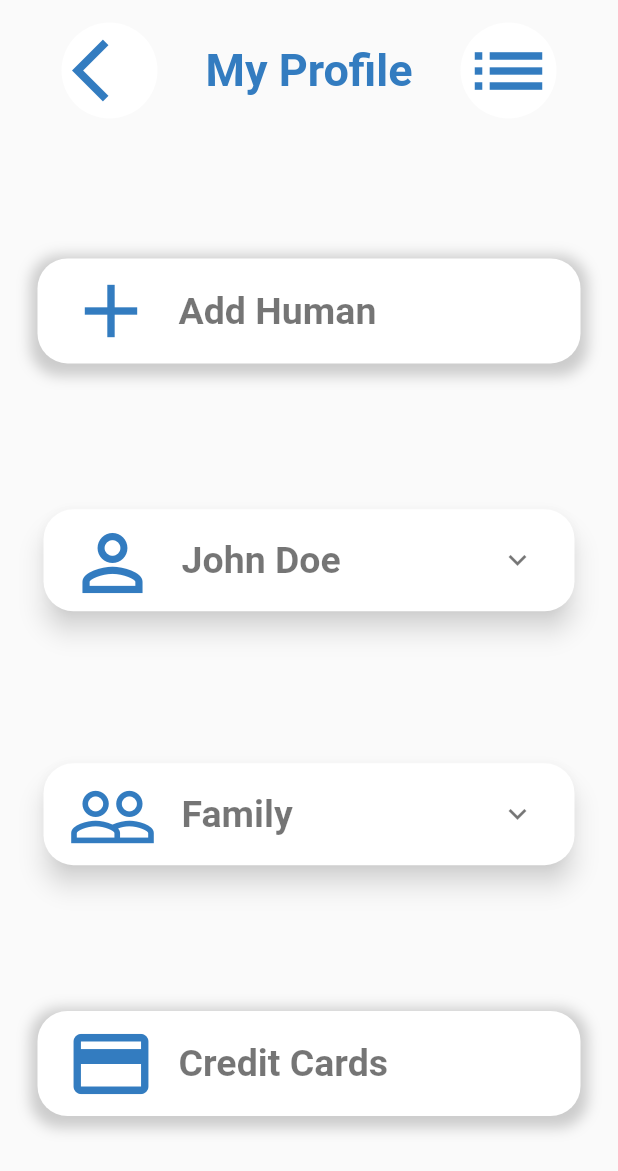
After one commit to dmtratanasov/Healthcare_Mobile_App, a Flutter app: the MyProfileScreen screen opened by its route, on a phone screen of 412 x 824 dp. The commit adds this screen. Shown: the top 1171 px of the screen. Run offline on Flutter 3.47's test engine with Material 2 defaults, Android fonts, the phone set to English and light mode, and no system bars.

Commit message:
My Profile screen created

```diff
--- /dev/null
+++ b/nexthop_internship/lib/components/expandable_card.dart
@@ -0,0 +1,37 @@
+import 'package:flutter/material.dart';
+import 'expandableCard_child.dart';
+
+class ExpandableCard extends StatelessWidget {
+  ExpandableCard({this.cardIcon, this.cardTitle, this.expandableCardChild});
+  final Icon cardIcon;
+  final String cardTitle;
+  final ExpandableCardChild expandableCardChild;
+
+  @override
+  Widget build(BuildContext context) {
+    return Card(
+      shape: RoundedRectangleBorder(
+          borderRadius: BorderRadius.circular(20.0)),
+      shadowColor: Colors.grey.withOpacity(0.5),
+      elevation: 7.0,
+      child: Padding(
+        padding: EdgeInsets.only(bottom: 5.0, right: 10.0, top: 5.0),
+        child: ExpansionTile(
+          childrenPadding: EdgeInsets.only(
+              left: 15.0, top: 10.0, bottom: 10.0, right: 10.0),
+          leading: cardIcon,
+          title: Text(
+            cardTitle,
+            style: TextStyle(
+                color: Colors.black54,
+                fontSize: 25.0,
+                fontWeight: FontWeight.bold),
+          ),
+          children: [
+            expandableCardChild,
+          ],
+        ),
+      ),
+    );
+  }
+}
--- a/nexthop_internship/lib/main.dart
+++ b/nexthop_internship/lib/main.dart
@@ -1,5 +1,6 @@
 import 'package:flutter/material.dart';
 import 'package:nexthop_internship/screens/app_home_screen.dart';
+import 'package:nexthop_internship/screens/my_profile_screen.dart';
 import 'screens/initial_screen.dart';
 
 void main() {
@@ -14,7 +15,8 @@ class MyApp extends StatelessWidget {
       initialRoute: InitialScreen.id ,
       routes: {
         InitialScreen.id : (context) => InitialScreen(),
-        AppHomeScreen.id : (context) => AppHomeScreen()
+        AppHomeScreen.id : (context) => AppHomeScreen(),
+        MyProfileScreen.id : (context) => MyProfileScreen()
       },
       title: 'Flutter Demo',
     );
--- /dev/null
+++ b/nexthop_internship/lib/screens/my_profile_screen.dart
@@ -0,0 +1,158 @@
+import 'package:flutter/material.dart';
+import 'package:nexthop_internship/constants.dart';
+import 'package:nexthop_internship/components/expandableCard_child.dart';
+import 'package:nexthop_internship/components/expandable_card.dart';
+
+class MyProfileScreen extends StatelessWidget {
+  static const String id = 'my_profile_screen';
+
+  @override
+  Widget build(BuildContext context) {
+    return SafeArea(
+      child: Scaffold(
+          body: Padding(
+        padding:
+            EdgeInsets.only(top: 15.0, left: 25.0, right: 25.0, bottom: 80.0),
+        child: Column(
+          mainAxisAlignment: MainAxisAlignment.spaceBetween,
+          children: [
+            Row(
+              mainAxisAlignment: MainAxisAlignment.spaceBetween,
+              children: [
+                FlatButton(
+                  onPressed: () {
+                    Navigator.pop(context);
+                  },
+                  child: CircleAvatar(
+                    backgroundColor: Colors.white,
+                    radius: 32.0,
+                    child: Icon(
+                      Icons.arrow_back_ios,
+                      size: 50.0,
+                      color: kBlueAppColor,
+                    ),
+                  ),
+                ),
+                Text(
+                  'My Profile',
+                  style: kBlueBoldTextStyle.copyWith(fontSize: 30.0),
+                ),
+                FlatButton(
+                  shape: CircleBorder(),
+                  onPressed: () {
+                    showModalBottomSheet(
+                      context: context,
+                      isScrollControlled: true,
+                      builder: (context) => SingleChildScrollView(
+                        child: Container(
+                            //Todo: Hamburger menu container
+                            ),
+                      ),
+                    );
+                  },
+                  child: CircleAvatar(
+                    backgroundColor: Colors.white,
+                    radius: 32.0,
+                    child: Icon(
+                      Icons.list,
+                      size: 60.0,
+                      color: kBlueAppColor,
+                    ),
+                  ),
+                ),
+              ],
+            ),
+            Container(
+              decoration: BoxDecoration(
+                  color: Colors.white,
+                  borderRadius: BorderRadius.circular(20.0),
+                  boxShadow: [
+                    BoxShadow(
+                        color: Colors.grey.withOpacity(0.5),
+                        offset: Offset(0, 3),
+                        blurRadius: 7.0,
+                        spreadRadius: 5.0),
+                  ]),
+              padding: EdgeInsets.only(
+                  bottom: 5.0, right: 10.0, left: 19.0, top: 5.0),
+              child: Row(
+                children: [
+                  Icon(
+                    Icons.add,
+                    color: kBlueAppColor,
+                    size: 60.0,
+                  ),
+                  SizedBox(width: 15.0),
+                  Text(
+                    'Add Human',
+                    style: TextStyle(
+                        color: Colors.black54,
+                        fontSize: 25.0,
+                        fontWeight: FontWeight.bold),
+                  ),
+                ],
+              ),
+            ),
+            ExpandableCard(
+              cardTitle: 'John Doe',
+              cardIcon:
+                  Icon(Icons.person_outline, color: kBlueAppColor, size: 60.0),
+              expandableCardChild: ExpandableCardChild(
+                firstChildName: 'E-mail:',
+                firstChildValue: 'johndoe@email.com',
+                secondChildName: 'Phone:',
+                secondChildValue: '+38977122344',
+                thirdChildName: 'Address:',
+                thirdChildValue: 'Street Name 59/3',
+              ),
+            ),
+            ExpandableCard(
+              cardTitle: 'Family',
+              cardIcon:
+                  Icon(Icons.people_outline, color: kBlueAppColor, size: 60.0),
+              expandableCardChild: ExpandableCardChild(
+                firstChildName: 'Spouse:',
+                firstChildValue: 'Catrine Doe',
+                secondChildName: 'Daughter:',
+                secondChildValue: 'Emilia Doe',
+                thirdChildName: 'Son:',
+                thirdChildValue: 'Ben Doe',
+              ),
+            ),
+            Container(
+              decoration: BoxDecoration(
+                  color: Colors.white,
+                  borderRadius: BorderRadius.circular(20.0),
+                  boxShadow: [
+                    BoxShadow(
+                        color: Colors.grey.withOpacity(0.5),
+                        offset: Offset(0, 3),
+                        blurRadius: 7.0,
+                        spreadRadius: 5.0),
+                  ]),
+              padding: EdgeInsets.only(
+                  bottom: 5.0, right: 10.0, left: 19.0, top: 5.0),
+              child: Row(
+                children: [
+                  Icon(
+                    Icons.credit_card,
+                    color: kBlueAppColor,
+                    size: 60.0,
+                  ),
+                  SizedBox(width: 15.0),
+                  Text(
+                    'Credit Cards',
+                    style: TextStyle(
+                        color: Colors.black54,
+                        fontSize: 25.0,
+                        fontWeight: FontWeight.bold),
+                  ),
+                ],
+              ),
+            ),
+          ],
+        ),
+      )),
+    );
+  }
+}
--- a/nexthop_internship/pubspec.yaml
+++ b/nexthop_internship/pubspec.yaml
@@ -25,8 +25,6 @@ dependencies:
     sdk: flutter
 
 
-  # The following adds the Cupertino Icons font to your application.
-  # Use with the CupertinoIcons class for iOS style icons.
   cupertino_icons: ^0.1.3
 
 dev_dependencies:
```
Also changed, not shown: nexthop_internship/lib/components/expandableCard_child.dart (added, +82 -0 lines), nexthop_internship/lib/screens/app_home_screen.dart (+10 -5 lines), nexthop_internship/lib/constants.dart (line endings or trailing spaces), 1 other file.
